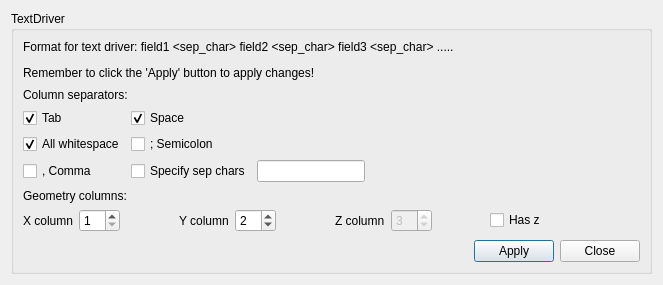
Above: UI/Dialog_settings_f2f.ui from MartinHvidberg/kmstrans_fra_SDFE_SEQ200131 before the change. Below: the same form after it.
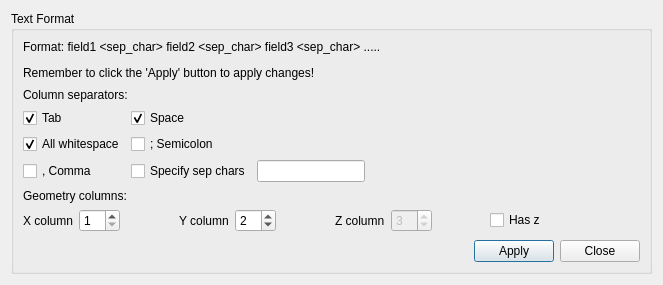
That is the form after the change.

Diff of the .ui file:
```diff
--- a/UI/Dialog_settings_f2f.ui
+++ b/UI/Dialog_settings_f2f.ui
@@ -17,13 +17,13 @@
    <item>
     <widget class="QGroupBox" name="groupBox">
      <property name="title">
-      <string>TextDriver</string>
+      <string>Text Format</string>
      </property>
      <layout class="QVBoxLayout" name="verticalLayout_3">
       <item>
        <widget class="QLabel" name="label">
         <property name="text">
-         <string>&lt;html&gt;&lt;head/&gt;&lt;body&gt;&lt;p&gt;Format for text driver:  field1 &amp;lt;sep_char&amp;gt; field2 &amp;lt;sep_char&amp;gt; field3 &amp;lt;sep_char&amp;gt; .....&lt;/p&gt;&lt;p&gt;Remember to click the 'Apply' button to apply changes!&lt;/p&gt;&lt;/body&gt;&lt;/html&gt;</string>
+         <string>&lt;html&gt;&lt;head/&gt;&lt;body&gt;&lt;p&gt;Format: field1 &amp;lt;sep_char&amp;gt; field2 &amp;lt;sep_char&amp;gt; field3 &amp;lt;sep_char&amp;gt; .....&lt;/p&gt;&lt;p&gt;Remember to click the 'Apply' button to apply changes!&lt;/p&gt;&lt;/body&gt;&lt;/html&gt;</string>
         </property>
        </widget>
       </item>
```
